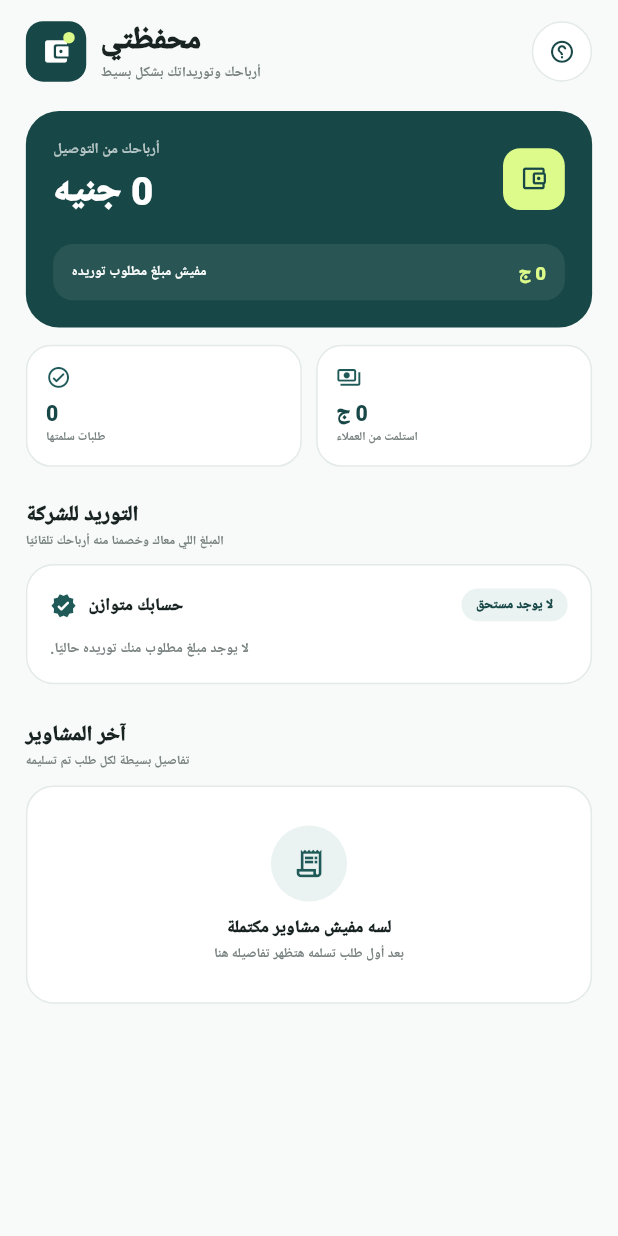
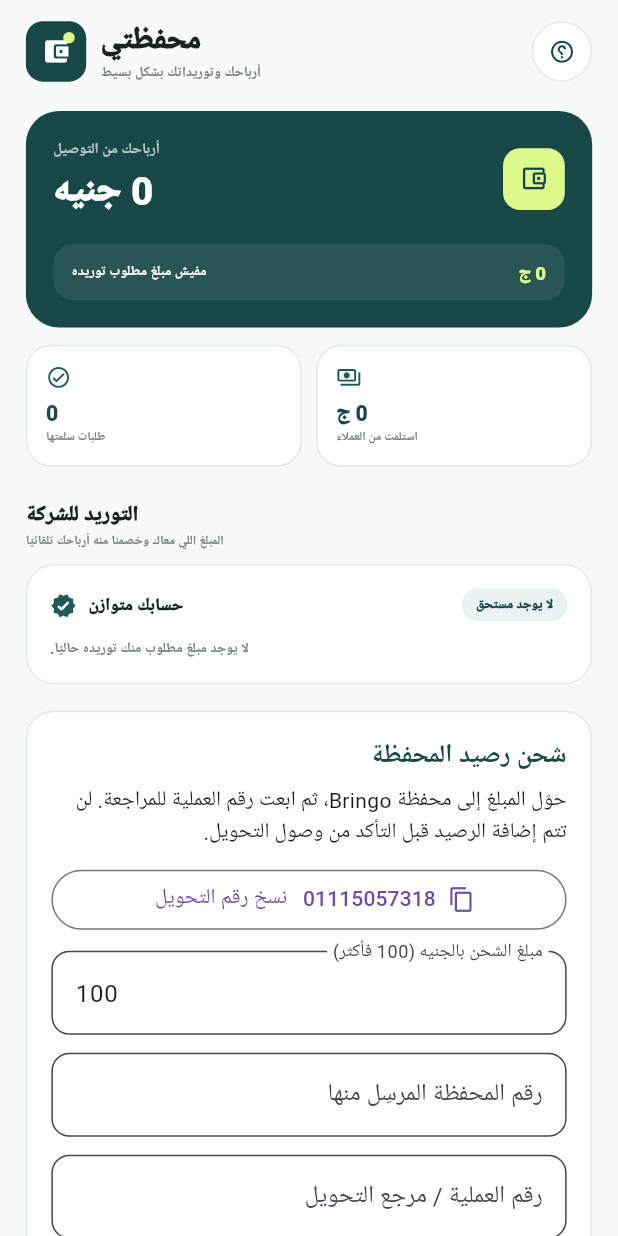
Before and after one commit to omargadelkareem/bringo-driver-app, a Flutter app: the DriverWalletScreen screen opened directly, on a phone screen of 412 x 824 dp. Run offline on Flutter 3.47's test engine with Material 3 defaults, Android fonts, the phone set to English and light mode, and no system bars; our stand-ins replace firebase_core, firebase_database, flutter_local_notifications, flutter_screenutil, get_storage, go_router and 2 more; accounts and stored records are empty; Roboto replaces fonts that are missing (Cairo, Tajawal).

Commit message:
Integrate top-up request panel into driver wallet screen

```diff
--- a/lib/features/wallet/driver_wallet_screen.dart
+++ b/lib/features/wallet/driver_wallet_screen.dart
@@ -1,3 +1,4 @@
+import 'package:bringo_driver/features/wallet/driver_wallet_topup_panel.dart';
 import 'package:bringo_driver/core/session/driver_session.dart';
 import 'package:firebase_database/firebase_database.dart';
 import 'package:flutter/material.dart';
@@ -185,6 +186,8 @@
                       totalDueToCompany,
                     ),
 
+                    SizedBox(height: 20.h),
+                    const DriverWalletTopUpPanel(),
                     SizedBox(height: 26.h),
 
                     Row(
```
